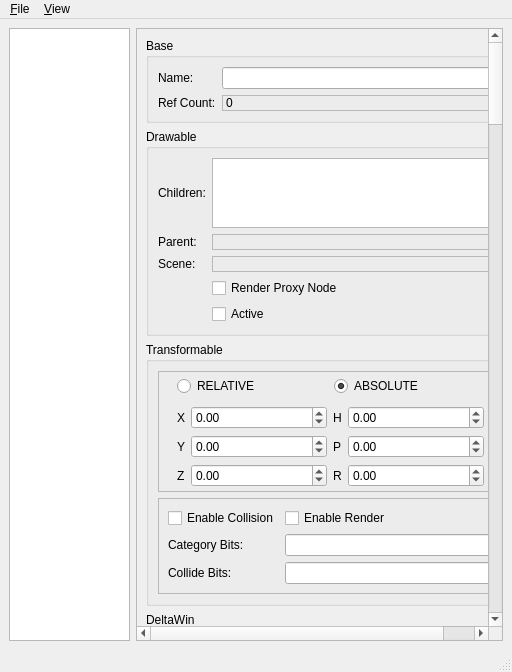
This is delta3d/src/dtInspectorQt/dtinspectorqt.ui in delta3d/delta3d as Qt 5 draws it before an edit. The edited form follows.
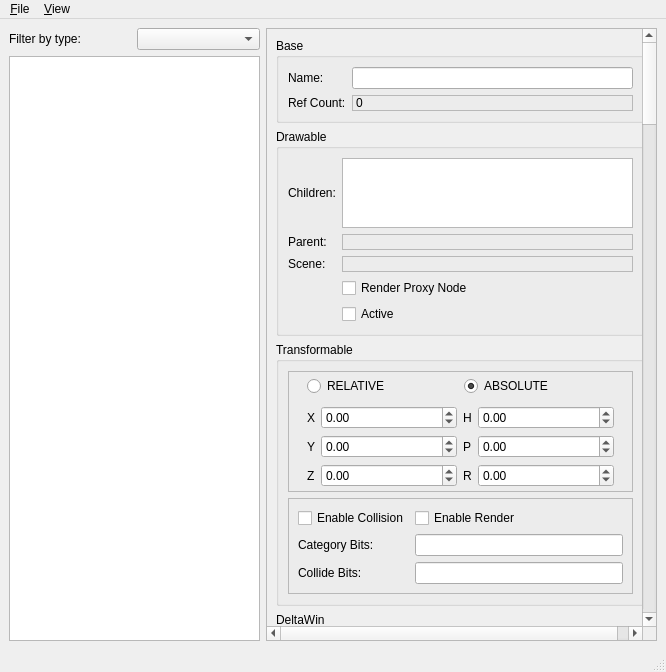
This is the edited form.

Commit message: Added the ability to filter the object instances shown in dtInspector based on what types they derive from.

Diff of the .ui file:
```diff
--- a/delta3d/src/dtInspectorQt/dtinspectorqt.ui
+++ b/delta3d/src/dtInspectorQt/dtinspectorqt.ui
@@ -6,7 +6,7 @@
    <rect>
     <x>0</x>
     <y>0</y>
-    <width>512</width>
+    <width>666</width>
     <height>672</height>
    </rect>
   </property>
@@ -23,27 +23,8 @@
    <bool>true</bool>
   </property>
   <widget class="QWidget" name="centralwidget">
-   <layout class="QHBoxLayout" name="horizontalLayout">
-    <item>
-     <widget class="QListWidget" name="itemList">
-      <property name="minimumSize">
-       <size>
-        <width>121</width>
-        <height>0</height>
-       </size>
-      </property>
-      <property name="maximumSize">
-       <size>
-        <width>121</width>
-        <height>16777215</height>
-       </size>
-      </property>
-      <property name="sortingEnabled">
-       <bool>false</bool>
-      </property>
-     </widget>
-    </item>
-    <item>
+   <layout class="QGridLayout" name="gridLayout_35">
+    <item row="0" column="2" rowspan="2">
      <widget class="QScrollArea" name="scrollArea">
       <property name="verticalScrollBarPolicy">
        <enum>Qt::ScrollBarAsNeeded</enum>
@@ -59,7 +40,7 @@
         <rect>
          <x>0</x>
          <y>0</y>
-         <width>367</width>
+         <width>372</width>
          <height>3976</height>
         </rect>
        </property>
@@ -2944,6 +2925,39 @@
       </widget>
      </widget>
     </item>
+    <item row="0" column="1">
+     <widget class="QComboBox" name="filterBox">
+      <property name="sizePolicy">
+       <sizepolicy hsizetype="Preferred" vsizetype="Fixed">
+        <horstretch>0</horstretch>
+        <verstretch>0</verstretch>
+       </sizepolicy>
+      </property>
+     </widget>
+    </item>
+    <item row="0" column="0">
+     <widget class="QLabel" name="label_118">
+      <property name="sizePolicy">
+       <sizepolicy hsizetype="Preferred" vsizetype="Preferred">
+        <horstretch>0</horstretch>
+        <verstretch>0</verstretch>
+       </sizepolicy>
+      </property>
+      <property name="text">
+       <string>Filter by type:</string>
+      </property>
+     </widget>
+    </item>
+    <item row="1" column="0" colspan="2">
+     <widget class="QListWidget" name="itemList">
+      <property name="sizePolicy">
+       <sizepolicy hsizetype="Expanding" vsizetype="Expanding">
+        <horstretch>0</horstretch>
+        <verstretch>0</verstretch>
+       </sizepolicy>
+      </property>
+     </widget>
+    </item>
    </layout>
   </widget>
   <widget class="QMenuBar" name="menubar">
@@ -2951,7 +2965,7 @@
     <rect>
      <x>0</x>
      <y>0</y>
-     <width>512</width>
+     <width>666</width>
      <height>26</height>
     </rect>
    </property>
```
The commit also changes 39 other files.
